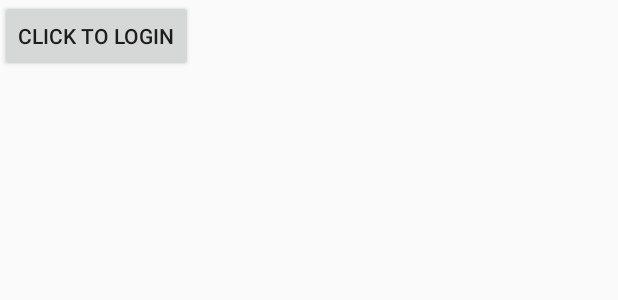
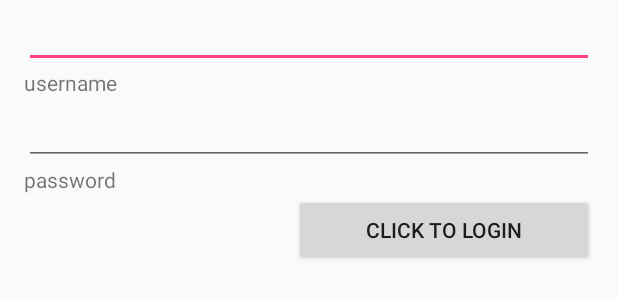
Before and after one commit to elangloi/Artspace, an Android app: the layout activty_login.xml on its own in the app's theme, with its tools: preview values and no code run, on a phone screen of 412 x 824 dp. Shown: the top 300 px of the screen. Run offline under Robolectric (Android 15) with nearby library versions, the phone set to English and light mode, and no system bars.

Commit message:
working rudimentary version of Login.

```diff
--- a/app/src/main/AndroidManifest.xml
+++ b/app/src/main/AndroidManifest.xml
@@ -16,6 +16,7 @@
                 <category android:name="android.intent.category.LAUNCHER" />
             </intent-filter>
         </activity>
+        <activity android:name=".LoginActivity" />
         <activity android:name=".AddArt" />
         <activity android:name=".MyArt" />
         <activity android:name=".LocationView" />
--- a/app/src/main/java/com/example/elizabethlanglois/artspace/Login.java
+++ b/app/src/main/java/com/example/elizabethlanglois/artspace/LoginActivity.java
@@ -9,7 +9,7 @@ import android.widget.Button;
 import android.widget.TextView;
 import android.widget.Toast;
 
-public class Login extends AppCompatActivity{
+public class LoginActivity extends AppCompatActivity{
 
     Button b1;
     EditText username;
@@ -19,6 +19,7 @@ public class Login extends AppCompatActivity{
     private String [] usernames = {"User1"};
     private String [] passwords = {"Pass1"};
 
+    @Override
     protected void onCreate(Bundle savedInstanceState) {
         super.onCreate(savedInstanceState);
         setContentView(R.layout.activty_login);
--- a/app/src/main/java/com/example/elizabethlanglois/artspace/MainActivity.java
+++ b/app/src/main/java/com/example/elizabethlanglois/artspace/MainActivity.java
@@ -38,6 +38,8 @@ public class MainActivity extends AppCompatActivity {
             startActivity(new Intent(MainActivity.this, CanvasDrawing.class));
         } else if(id == R.id.btnexplore) {
             startActivity(new Intent(MainActivity.this, ExploreActivity.class));
+        } else if(id == R.id.btnlogin){
+            startActivity(new Intent(MainActivity.this, LoginActivity.class));
         }
         return super.onOptionsItemSelected(item);
     }
--- a/app/src/main/res/layout/activty_login.xml
+++ b/app/src/main/res/layout/activty_login.xml
@@ -1,28 +1,52 @@
 <?xml version="1.0" encoding="utf-8"?>
-<android.support.constraint.ConstraintLayout
-    xmlns:android="http://schemas.android.com/apk/res/android"
+<android.support.constraint.ConstraintLayout xmlns:android="http://schemas.android.com/apk/res/android"
+    xmlns:app="http://schemas.android.com/apk/res-auto"
     xmlns:tools="http://schemas.android.com/tools"
     android:layout_width="match_parent"
     android:layout_height="match_parent"
-    tools:context = ".Login">
+    tools:context=".LoginActivity">
 
-    <EditText
-        android:id = "@+id/editText2"
-        android:layout_width = "wrap_content"
-        android:layout_height = "wrap_content"
-        android:inputType = "textPassword" />
+    <LinearLayout xmlns:android="http://schemas.android.com/apk/res/android"
+        android:layout_width="match_parent"
+        android:layout_height="match_parent"
+        android:orientation="vertical"
+        android:paddingLeft="16dp"
+        android:paddingRight="16dp"
+        app:layout_constraintEnd_toEndOf="parent"
+        app:layout_constraintStart_toStartOf="parent"
+        app:layout_constraintBottom_toBottomOf="parent">
 
-    <EditText
-        android:id = "@+id/editText1"
-        android:layout_width = "wrap_content"
-        android:layout_height = "wrap_content"
-        />
+        <EditText
+            android:id="@+id/editText1"
+            android:layout_width="match_parent"
+            android:layout_height="wrap_content"
+            />
 
-    <Button
-        android:id = "@+id/button1"
-        android:layout_width = "wrap_content"
-        android:layout_height = "wrap_content"
-        android:text = "@string/login"
-        />
+        <TextView
+            android:id="@+id/usernametext"
+            android:layout_width="match_parent"
+            android:layout_height="wrap_content"
+            android:text="username" />
 
+        <EditText
+            android:id="@+id/editText2"
+            android:layout_width="match_parent"
+            android:layout_height="wrap_content"
+            android:inputType="textPassword" />
+
+        <TextView
+            android:id="@+id/passwordtext"
+            android:layout_width="match_parent"
+            android:layout_height="wrap_content"
+            android:text="password" />
+
+        <Button
+            android:id="@+id/button1"
+            android:layout_width="200dp"
+            android:layout_height="wrap_content"
+            android:layout_gravity="right"
+            android:text="@string/login" />
+
+
+    </LinearLayout>
 </android.support.constraint.ConstraintLayout>
--- a/app/src/main/res/menu/mainmenu.xml
+++ b/app/src/main/res/menu/mainmenu.xml
@@ -26,5 +26,8 @@
         <item
             android:id="@+id/btnexplore"
             android:title="Explore Art" />
+        <item
+            android:id="@+id/btnlogin"
+            android:title="Login" />
 
     </menu>
```
